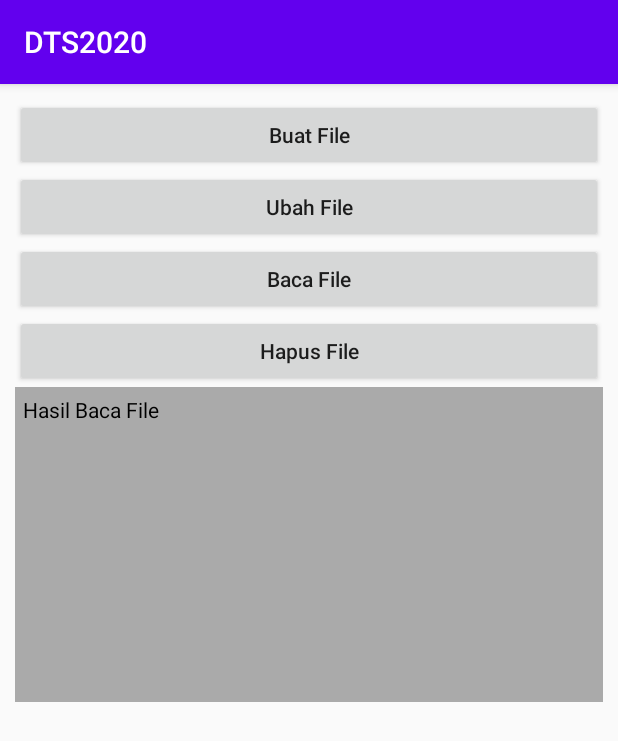
After one commit to zuniarhidaya/dts2020, an Android app: the EksternalActivity screen opened directly, with no data from a screen before it, on a phone screen of 412 x 824 dp. The commit adds this screen. Shown: the top 741 px of the screen. Run offline under Robolectric (Android 15) with nearby library versions, the phone set to English and light mode, and no system bars.

Commit message:
Internal dan Eksternal storage

```diff
--- a/app/src/main/AndroidManifest.xml
+++ b/app/src/main/AndroidManifest.xml
@@ -1,6 +1,10 @@
 <?xml version="1.0" encoding="utf-8"?>
 <manifest xmlns:android="http://schemas.android.com/apk/res/android"
     package="com.example.dts2020">
+
+    <uses-permission android:name="android.permission.INTERNET"/>
+    <uses-permission android:name="android.permission.WRITE_EXTERNAL_STORAGE"/>
+    <uses-permission android:name="android.permission.READ_EXTERNAL_STORAGE"/>
 
     <application
         android:allowBackup="true"
@@ -12,6 +16,8 @@
         <activity android:name=".AplikasiNama"></activity>
         <activity android:name=".AplikasiKalkulator" />
         <activity android:name=".AplikasiListView" />
+        <activity android:name=".InternalActivity" />
+        <activity android:name=".EksternalActivity" />
         <activity android:name=".MainActivity">
             <intent-filter>
                 <action android:name="android.intent.action.MAIN" />
--- /dev/null
+++ b/app/src/main/res/layout/activity_eksternal.xml
@@ -0,0 +1,45 @@
+<?xml version="1.0" encoding="utf-8"?>
+<LinearLayout xmlns:android="http://schemas.android.com/apk/res/android"
+    android:layout_width="match_parent"
+    android:layout_height="match_parent"
+    android:padding="10dp"
+    android:orientation="vertical">
+
+
+    <Button
+        android:id="@+id/buttonBuatFile"
+        android:layout_width="match_parent"
+        android:layout_height="wrap_content"
+        android:text="Buat File" />
+
+    <Button
+        android:id="@+id/buttonUbahFile"
+        android:layout_width="match_parent"
+        android:layout_height="wrap_content"
+        android:text="Ubah File" />
+
+    <Button
+        android:id="@+id/buttonBacaFile"
+        android:layout_width="match_parent"
+        android:layout_height="wrap_content"
+        android:text="Baca File" />
+
+    <Button
+        android:id="@+id/buttonHapusFile"
+        android:layout_width="match_parent"
+        android:layout_height="wrap_content"
+        android:text="Hapus File" />
+
+    <TextView
+        android:id="@+id/textBaca"
+        android:layout_width="match_parent"
+        android:layout_height="210dp"
+        android:background="@android:color/darker_gray"
+        android:ems="10"
+        android:gravity="top|left"
+        android:padding="5dp"
+        android:textColorHint="#000"
+        android:hint="Hasil Baca File"
+        android:inputType="textMultiLine" />
+
+</LinearLayout>
--- a/app/src/main/res/layout/activity_main.xml
+++ b/app/src/main/res/layout/activity_main.xml
@@ -1,5 +1,6 @@
 <?xml version="1.0" encoding="utf-8"?>
-<androidx.constraintlayout.widget.ConstraintLayout xmlns:android="http://schemas.android.com/apk/res/android"
+<androidx.constraintlayout.widget.ConstraintLayout
+    xmlns:android="http://schemas.android.com/apk/res/android"
     xmlns:app="http://schemas.android.com/apk/res-auto"
     xmlns:tools="http://schemas.android.com/tools"
     android:layout_width="match_parent"
@@ -10,8 +11,6 @@
         android:id="@+id/listMenu"
         android:layout_width="0dp"
         android:layout_height="0dp"
-        android:layout_marginStart="32dp"
-        android:layout_marginLeft="32dp"
         android:layout_marginTop="1dp"
         android:layout_marginBottom="1dp"
         app:layout_constraintBottom_toBottomOf="parent"
```
Also changed, not shown: app/src/main/java/com/example/dts2020/EksternalActivity.java (added, +187 -0 lines), app/src/main/java/com/example/dts2020/InternalActivity.java (added, +125 -0 lines), app/src/main/java/com/example/dts2020/MainActivity.java (+13 -7 lines), app/src/main/res/layout/activity_internal.xml (added, +45 -0 lines).
